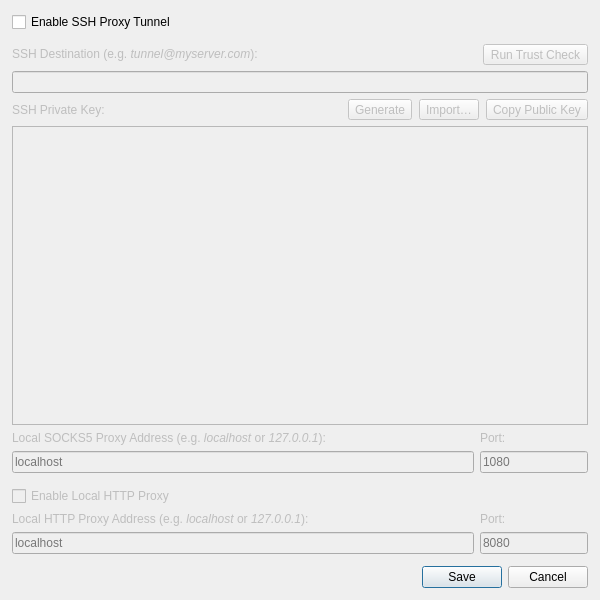
First picture: the form in Sources/PreferencesDialog.ui, repository andrew-markin/shprot, before the edit.
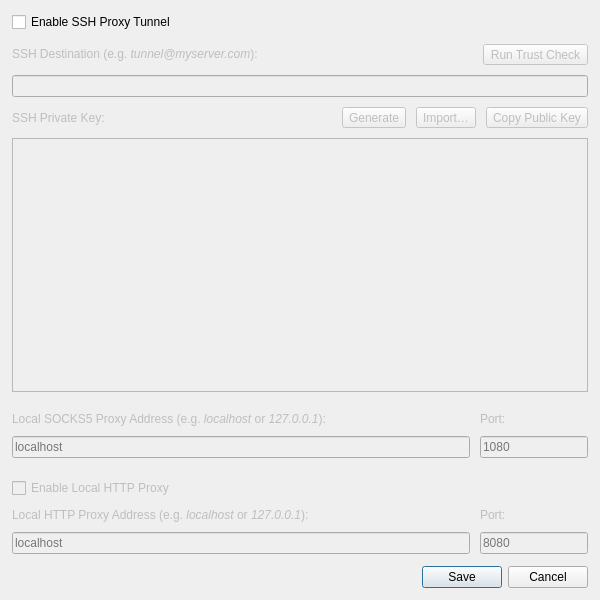
Second picture: the form after the edit.

Commit message: Minor UI/UX improvements applied

```diff
--- a/Sources/PreferencesDialog.ui
+++ b/Sources/PreferencesDialog.ui
@@ -57,6 +57,9 @@
          <bool>false</bool>
         </property>
         <layout class="QVBoxLayout" name="sshProxyTunnelWidgetLayout">
+         <property name="spacing">
+          <number>10</number>
+         </property>
          <property name="leftMargin">
           <number>0</number>
          </property>
@@ -96,7 +99,7 @@
          <item>
           <layout class="QHBoxLayout" name="sshPrivateKeyLabelLayout" stretch="1,0,0,0">
            <property name="spacing">
-            <number>7</number>
+            <number>10</number>
            </property>
            <item>
             <widget class="QLabel" name="sshPrivateKeyLabel">
@@ -131,8 +134,27 @@
          <item>
           <widget class="QPlainTextEdit" name="sshPrivateKeyEdit"/>
          </item>
+         <item>
+          <spacer name="localSocks5ProxyWidgetsSpacer">
+           <property name="orientation">
+            <enum>Qt::Orientation::Vertical</enum>
+           </property>
+           <property name="sizeType">
+            <enum>QSizePolicy::Policy::Fixed</enum>
+           </property>
+           <property name="sizeHint" stdset="0">
+            <size>
+             <width>10</width>
+             <height>10</height>
+            </size>
+           </property>
+          </spacer>
+         </item>
          <item>
           <layout class="QGridLayout" name="localSocks5ProxyAddresLayout" columnstretch="1,0">
+           <property name="spacing">
+            <number>10</number>
+           </property>
            <item row="1" column="0">
             <widget class="QLineEdit" name="localSocks5ProxyHostEdit">
              <property name="placeholderText">
@@ -176,8 +198,8 @@
            </property>
            <property name="sizeHint" stdset="0">
             <size>
-             <width>7</width>
-             <height>7</height>
+             <width>10</width>
+             <height>10</height>
             </size>
            </property>
           </spacer>
@@ -213,6 +235,9 @@
             <property name="bottomMargin">
              <number>0</number>
             </property>
+            <property name="spacing">
+             <number>10</number>
+            </property>
             <item row="0" column="0">
              <widget class="QLabel" name="localHttpProxyAddresLabel">
               <property name="text">
```
Left out of the diff: 3 changed lines with no effect on the pictures. The commit also changes 1 other file.
